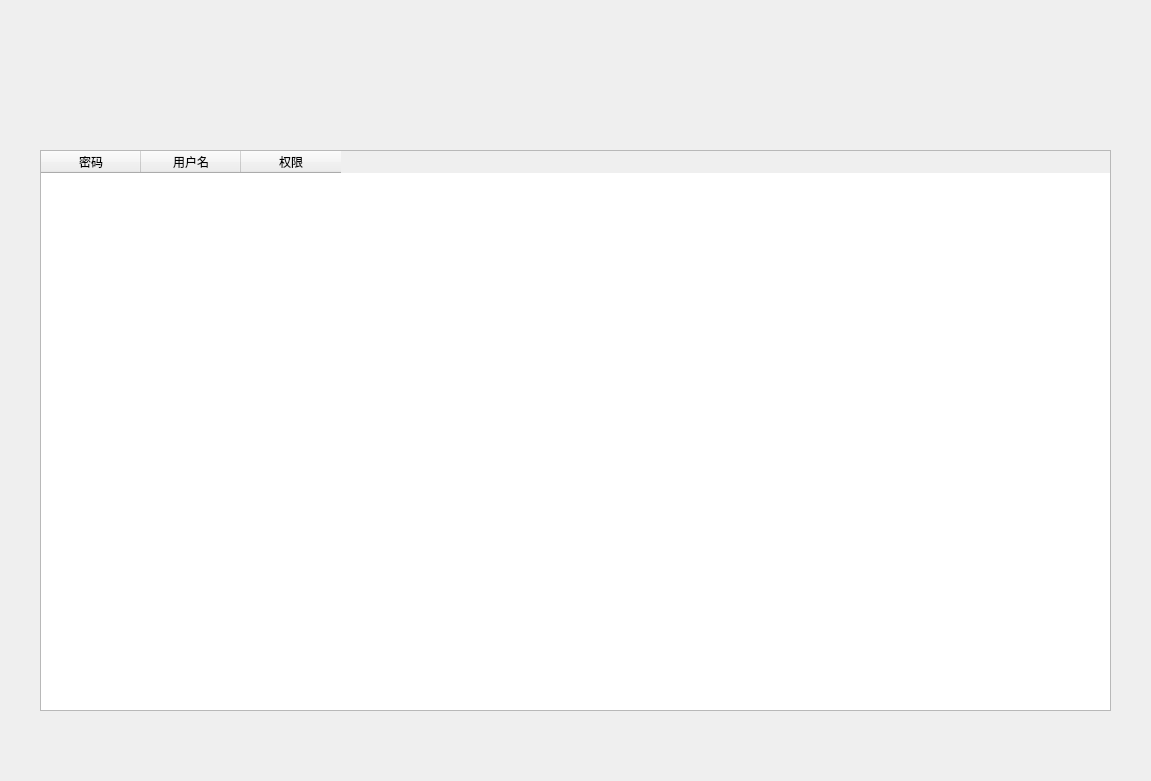
Qt form user/user_manage.ui (sayoishoka/qtBroadcastServer) before a commit.
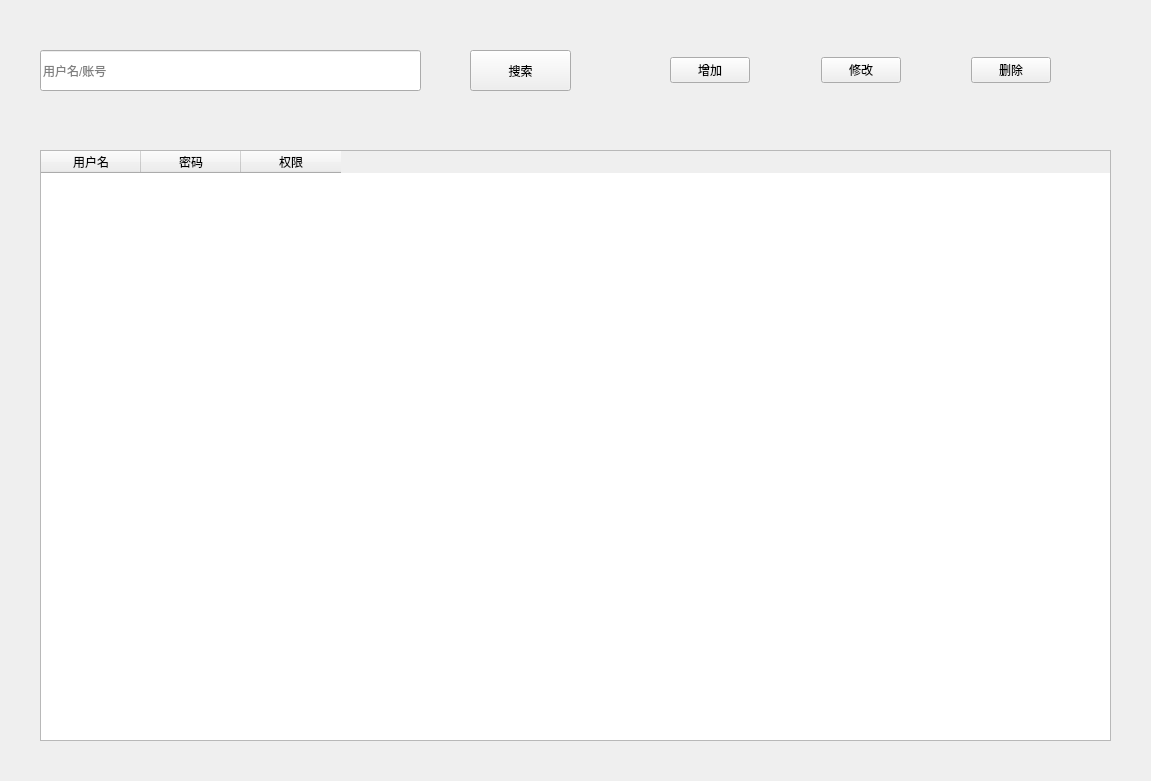
The same form after that commit.

Diff of the .ui file:
```diff
--- a/user/user_manage.ui
+++ b/user/user_manage.ui
@@ -19,25 +19,110 @@
      <x>40</x>
      <y>150</y>
      <width>1071</width>
-     <height>561</height>
+     <height>591</height>
     </rect>
    </property>
-   <column>
-    <property name="text">
-     <string>密码</string>
-    </property>
-   </column>
    <column>
     <property name="text">
      <string>用户名</string>
     </property>
    </column>
+   <column>
+    <property name="text">
+     <string>密码</string>
+    </property>
+   </column>
    <column>
     <property name="text">
      <string>权限</string>
     </property>
    </column>
   </widget>
+  <widget class="QWidget" name="horizontalLayoutWidget">
+   <property name="geometry">
+    <rect>
+     <x>670</x>
+     <y>50</y>
+     <width>381</width>
+     <height>41</height>
+    </rect>
+   </property>
+   <layout class="QHBoxLayout" name="horizontalLayout_3">
+    <item>
+     <widget class="QPushButton" name="increase">
+      <property name="text">
+       <string>增加</string>
+      </property>
+     </widget>
+    </item>
+    <item>
+     <spacer name="horizontalSpacer">
+      <property name="orientation">
+       <enum>Qt::Horizontal</enum>
+      </property>
+      <property name="sizeHint" stdset="0">
+       <size>
+        <width>40</width>
+        <height>20</height>
+       </size>
+      </property>
+     </spacer>
+    </item>
+    <item>
+     <widget class="QPushButton" name="modify">
+      <property name="text">
+       <string>修改</string>
+      </property>
+     </widget>
+    </item>
+    <item>
+     <spacer name="horizontalSpacer_2">
+      <property name="orientation">
+       <enum>Qt::Horizontal</enum>
+      </property>
+      <property name="sizeHint" stdset="0">
+       <size>
+        <width>40</width>
+        <height>20</height>
+       </size>
+      </property>
+     </spacer>
+    </item>
+    <item>
+     <widget class="QPushButton" name="delete_2">
+      <property name="text">
+       <string>删除</string>
+      </property>
+     </widget>
+    </item>
+   </layout>
+  </widget>
+  <widget class="QLineEdit" name="lineEdit">
+   <property name="geometry">
+    <rect>
+     <x>40</x>
+     <y>50</y>
+     <width>381</width>
+     <height>41</height>
+    </rect>
+   </property>
+   <property name="placeholderText">
+    <string>用户名/账号</string>
+   </property>
+  </widget>
+  <widget class="QPushButton" name="pushButton">
+   <property name="geometry">
+    <rect>
+     <x>470</x>
+     <y>50</y>
+     <width>101</width>
+     <height>41</height>
+    </rect>
+   </property>
+   <property name="text">
+    <string>搜索</string>
+   </property>
+  </widget>
  </widget>
  <resources/>
  <connections/>
```
